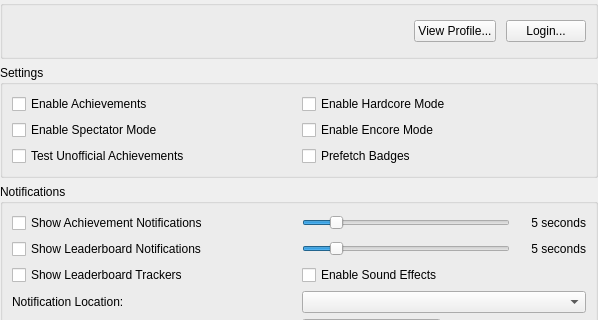
Before: the Qt Designer form src/duckstation-qt/achievementsettingswidget.ui in stenzek/duckstation, drawn with Qt 5; both pictures show x 0 to 598 and y 0 to 320 of the 598 by 552 pixel window.
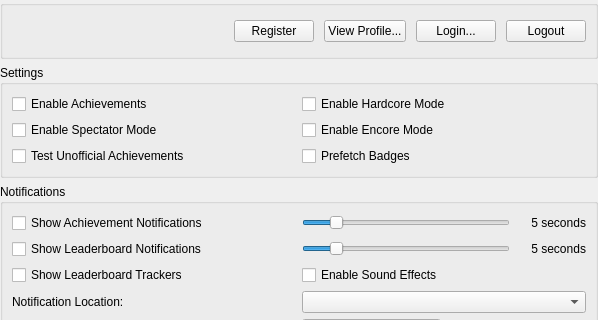
After: the same form once the commit is applied. Icons and pictures are not drawn.

Commit message:
Qt: Add Register button for achievements
And fix a potential deadlock.

Patch:
```diff
--- a/src/duckstation-qt/achievementsettingswidget.ui
+++ b/src/duckstation-qt/achievementsettingswidget.ui
@@ -25,7 +25,7 @@
    </property>
    <item>
     <widget class="QGroupBox" name="loginBox">
-     <layout class="QHBoxLayout" name="horizontalLayout" stretch="0,1,0,0">
+     <layout class="QHBoxLayout" name="horizontalLayout" stretch="0,1,0,0,0,0">
       <property name="spacing">
        <number>10</number>
       </property>
@@ -61,6 +61,17 @@
         </property>
        </widget>
       </item>
+      <item>
+       <widget class="QPushButton" name="registerUser">
+        <property name="text">
+         <string>Register</string>
+        </property>
+        <property name="icon">
+         <iconset resource="resources/duckstation-qt.qrc">
+          <normaloff>:/icons/monochrome/svg/user-add-line.svg</normaloff>:/icons/monochrome/svg/user-add-line.svg</iconset>
+        </property>
+       </widget>
+      </item>
       <item>
        <widget class="QPushButton" name="viewProfile">
         <property name="text">
@@ -83,6 +94,17 @@
         </property>
        </widget>
       </item>
+      <item>
+       <widget class="QPushButton" name="logout">
+        <property name="text">
+         <string>Logout</string>
+        </property>
+        <property name="icon">
+         <iconset resource="resources/duckstation-qt.qrc">
+          <normaloff>:/icons/monochrome/svg/logout-box-line.svg</normaloff>:/icons/monochrome/svg/logout-box-line.svg</iconset>
+        </property>
+       </widget>
+      </item>
      </layout>
     </widget>
    </item>
```
Left out of the diff: 2 changed lines with no effect on the pictures. The commit also changes 9 other files.
